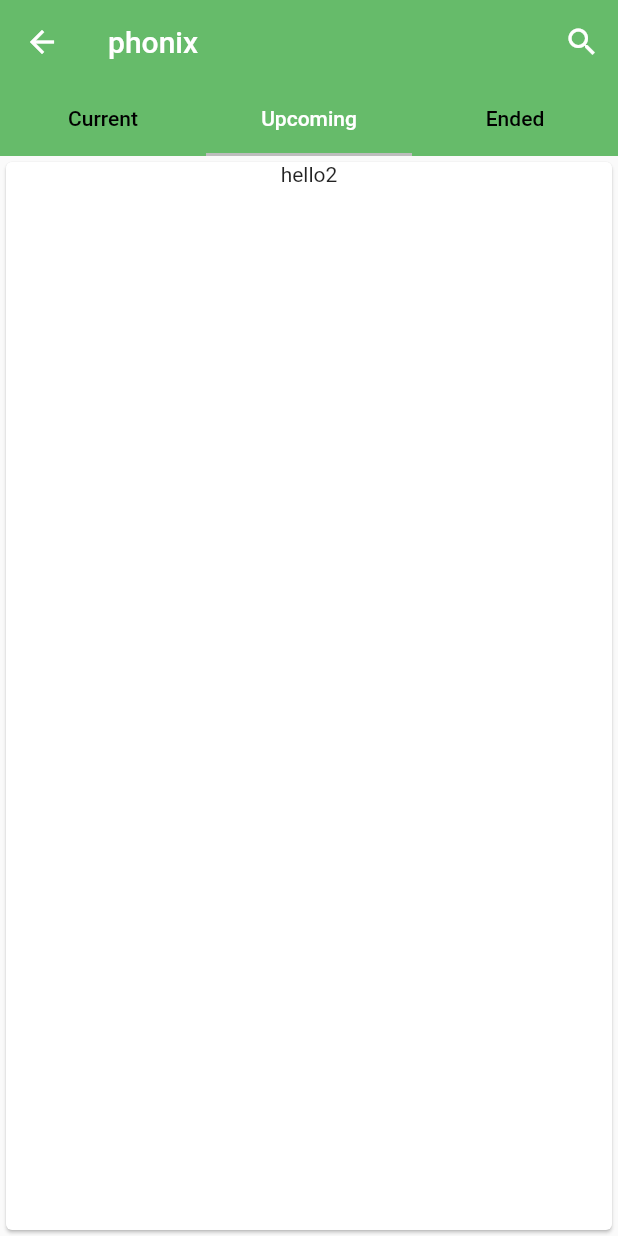
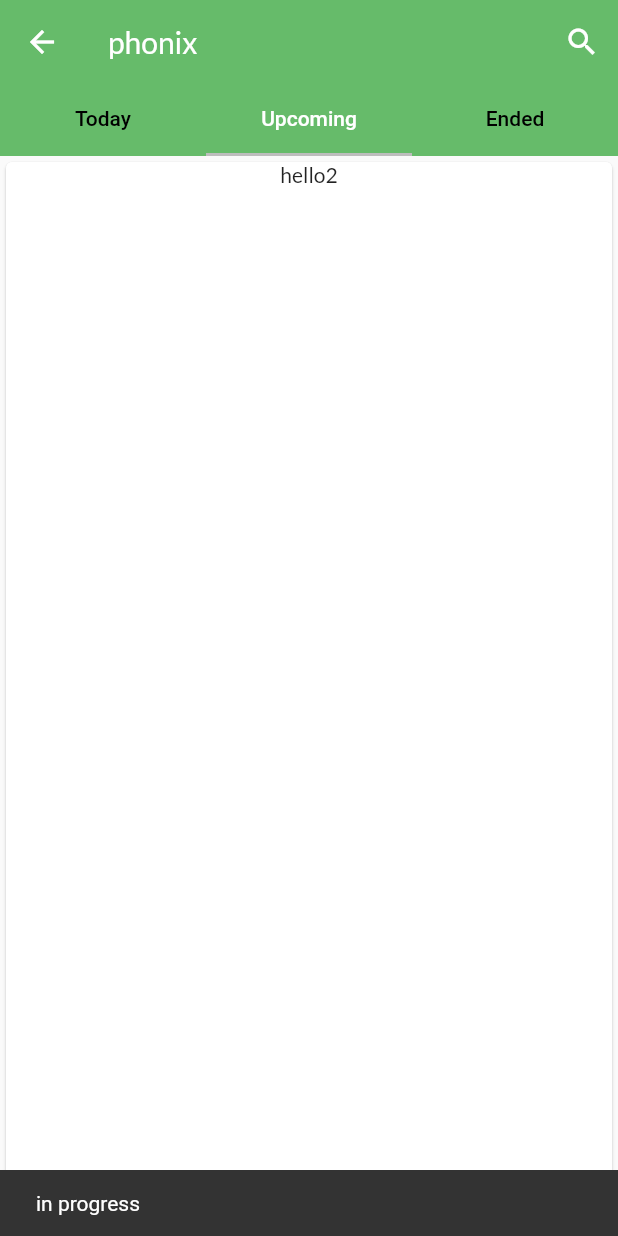
Before and after one commit to prince089/Qr_based_ticket_authentication, a Flutter app: the Home screen opened by its route, tab 2 chosen, after a tap on the "search" icon, on a phone screen of 412 x 824 dp. Run offline on Flutter 3.47's test engine with Material 2 defaults, Android fonts, the light colour scheme and no system bars; our stand-ins replace google_fonts, lottie, otp_text_field.

Commit message:
day 15-02-2022

```diff
--- a/lib/main.dart
+++ b/lib/main.dart
@@ -1,5 +1,6 @@
 import 'package:time_pass_1/widgets/login.dart';
 //import 'widgets/otp_screen.dart';
+import 'package:google_fonts/google_fonts.dart';
 import 'widgets/splash.dart';
 import 'widgets/home.dart';
 import 'package:flutter/material.dart';
@@ -9,6 +10,9 @@ void main() {
   runApp(
     MaterialApp(
       debugShowCheckedModeBanner: false,
+      theme: ThemeData(
+        textTheme: GoogleFonts.latoTextTheme(),
+      ),
       initialRoute :'/',
       routes:{
       '/' :(context) => SplashScreen( ),
--- a/lib/module/home_current_event_card_data.dart
+++ b/lib/module/home_current_event_card_data.dart
@@ -1,15 +1,25 @@
 //import 'package:flutter/foundation.dart';
+
+
 
 class CurrentEventCardData{
   final String head;
   final DateTime date;
   final String location;
   final String bcimag;
+  final double prize;
+  final int totalpeople;
+  final int bookedpeople;
+  final String organization;
 
   CurrentEventCardData({
     required this.head,
     required this.date,
     required this.location,
     required this.bcimag,
+    required this.prize,
+    required this.bookedpeople,
+    required this.totalpeople,
+    required this.organization,
   });
 }
--- a/lib/widgets/home.dart
+++ b/lib/widgets/home.dart
@@ -1,4 +1,5 @@
 import 'package:flutter/material.dart';
+import 'package:time_pass_1/widgets/current_event_detail_page.dart';
 import 'package:time_pass_1/widgets/home_current_card.dart';
 import 'package:time_pass_1/module/home_current_event_card_data.dart';
 
@@ -20,42 +21,70 @@ class Home extends StatelessWidget {
       date: DateTime.now(),
       location: "Location 1",
       bcimag: "81660.jpg",
+      prize: 0.0,
+      totalpeople: 50,
+      bookedpeople: 20,
+      organization: "charusat"
     ),
     CurrentEventCardData(
       head: "Event 2",
       date: DateTime.now(),
       location: "Location 2",
       bcimag: "Flag-India.jpg",
+      prize: 0.0,
+      totalpeople: 50,
+      bookedpeople: 50,
+      organization: "charusat"
     ),
     CurrentEventCardData(
       head: "Event 3",
       date: DateTime.now(),
       location: "Location 3",
       bcimag: "Flag-India.jpg",
+      prize: 0.0,
+      totalpeople: 50,
+      bookedpeople: 10,
+      organization: "MSU"
     ),
     CurrentEventCardData(
       head: "Event 4",
       date: DateTime.now(),
       location: "Location 4",
       bcimag: "81660.jpg",
+      prize: 0.0,
+      totalpeople: 50,
+      bookedpeople: 20,
+      organization: "ddu"
     ),
     CurrentEventCardData(
       head: "Event 5",
       date: DateTime.now(),
       location: "Location 5",
       bcimag: "Flag-India.jpg",
+      prize: 0.0,
+      totalpeople: 50,
+      bookedpeople: 35,
+      organization: "charusat"
     ),
     CurrentEventCardData(
       head: "Event 6",
       date: DateTime.now(),
       location: "Location 6",
       bcimag: "Flag-India.jpg",
+      prize: 0.0,
+      totalpeople: 50,
+      bookedpeople: 20,
+      organization: "viswa"
     ),
     CurrentEventCardData(
       head: "Event 7",
       date: DateTime.now(),
       location: "Location 7",
       bcimag: "Flag-India.jpg",
+      prize: 0.0,
+      totalpeople: 50,
+      bookedpeople: 49,
+      organization: "aryan"
     ),
   ];
   @override
@@ -69,7 +98,11 @@ class Home extends StatelessWidget {
           title: Text("phonix"),
           actions: [
             IconButton(
-              onPressed: () {},
+              onPressed: () {
+                ScaffoldMessenger.of(context).showSnackBar(SnackBar(
+                  content: Text("in progress"),
+                ));
+              },
               icon: Icon(Icons.search),
             ),
           ],
@@ -84,7 +117,7 @@ class Home extends StatelessWidget {
             tabs: [
               Tab(
                 child: Text(
-                  "Current",
+                  "Today",
                 ),
               ),
               Tab(
@@ -102,18 +135,33 @@ class Home extends StatelessWidget {
         ),
         body: TabBarView(
           children: [
-            Padding(
-              padding: EdgeInsets.all(25),
-              child: SingleChildScrollView(
-                physics: BouncingScrollPhysics(),
-                child: Column(
-                  crossAxisAlignment: CrossAxisAlignment.stretch,
-
-                  children: currenteventlist.map((crl) {
-
-                    return CurrentEventCard(head:crl.head,location:crl.location,date: crl.date,bcimag: crl.bcimag,);
-                  }).toList(),
-                ),
+            SingleChildScrollView(
+              physics: BouncingScrollPhysics(),
+              child: Column(
+                crossAxisAlignment: CrossAxisAlignment.stretch,
+                children: currenteventlist.map((crl) {
+                  return GestureDetector(
+                      onTap: () {
+                        Navigator.of(context).push(MaterialPageRoute(
+                          builder: (context) => CurrentDetailPage(
+                            head: crl.head,
+                            location: crl.location,
+                            date: crl.date,
+                            bcimag: crl.bcimag,
+                            prize:crl.prize,
+                            bookedpeople: crl.bookedpeople,
+                            totalpeople: crl.totalpeople,
+                            organization: crl.organization,
+                          ),
+                        ));
+                      },
+                      child: CurrentEventCard(
+                        head: crl.head,
+                        location: crl.location,
+                        date: crl.date,
+                        bcimag: crl.bcimag,
+                      ));
+                }).toList(),
               ),
             ),
             Card(
--- a/lib/widgets/home_current_card.dart
+++ b/lib/widgets/home_current_card.dart
@@ -14,8 +14,10 @@ class CurrentEventCard extends StatelessWidget {
 
   @override
   Widget build(BuildContext context) {
-    return Card(
-          elevation: 2,
+    return Padding(
+      padding: const EdgeInsets.symmetric(horizontal:20,vertical: 10),
+      child: Card(
+            elevation: 5,
             shape: RoundedRectangleBorder(
               borderRadius: BorderRadius.circular(19),
             ),
@@ -34,6 +36,7 @@ class CurrentEventCard extends StatelessWidget {
               ),
               child: Stack(
                 children: [
+                  // SizedBox(height: 20,),
                   Positioned(
                     right: 10,
                     top: 10,
@@ -131,6 +134,7 @@ class CurrentEventCard extends StatelessWidget {
                 ],
               ),
             ),
+          ),
     );
 
 
--- a/lib/widgets/splash.dart
+++ b/lib/widgets/splash.dart
@@ -22,7 +22,7 @@ class SplashScreenState extends State<SplashScreen>
   void initState() {
     super.initState();
     _controller =
-        AnimationController(vsync: this, duration: Duration(seconds: 5));
+        AnimationController(vsync: this, duration: Duration(seconds: 4));
   }
 
   @override
--- a/pubspec.yaml
+++ b/pubspec.yaml
@@ -35,6 +35,7 @@ dependencies:
   # Use with the CupertinoIcons class for iOS style icons.
   cupertino_icons: ^1.0.2
   lottie: ^1.2.1
+  google_fonts: ^2.3.1
 
 dev_dependencies:
   flutter_test:
```
Also changed, not shown: lib/widgets/current_event_detail_page.dart (added, +160 -0 lines), pubspec.lock, 2 other files. Lines whose indentation alone changed are shown as unchanged.
